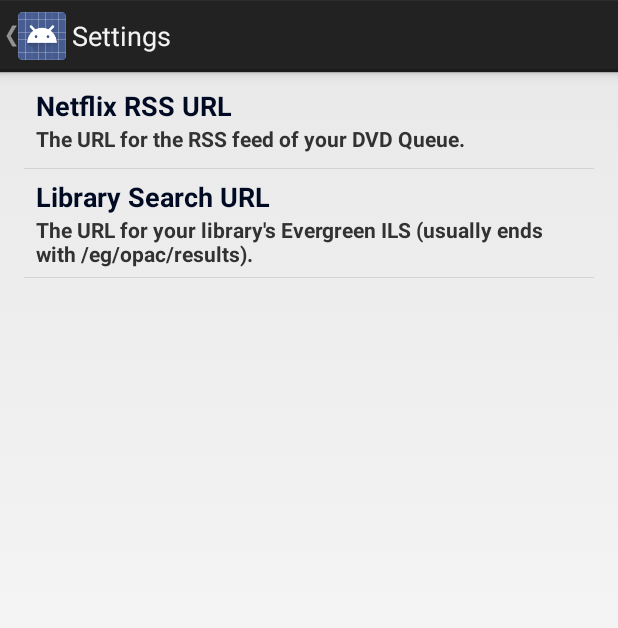
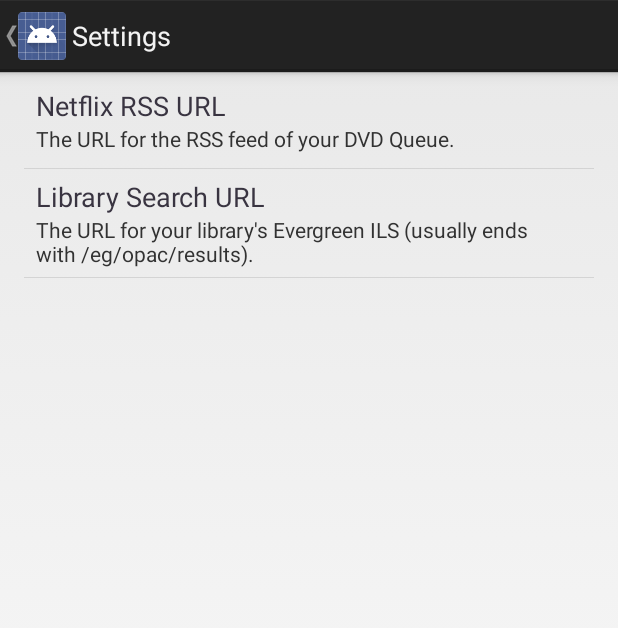
Before and after one commit to asommer70/evergreen-flixq, an Android app: the screen it shows after launch (SettingsActivity), in the options menu, after a tap on "Settings", on a phone screen of 412 x 824 dp. Shown: the top 628 px of the screen. Run offline under Robolectric (Android 15) with nearby library versions, the phone set to English and light mode, and no system bars; pictures from the network do not load; 7 statements that could not run were skipped.

Commit message:
Working on styling things to look good.

```diff
--- a/app/src/main/java/com/thehoick/evergreenflixq/Netflix.java
+++ b/app/src/main/java/com/thehoick/evergreenflixq/Netflix.java
@@ -98,7 +98,7 @@
 
             List<Element> channelChildren = channel.getChildren("item");
 
-            for (int i = 0; i < 6; i++) {
+            for (int i = 0; i < 3; i++) {
                 Element channelChild = channelChildren.get(i);
                 Element titleElement = channelChild.getChild("title");
                 Element description = channelChild.getChild("description");
@@ -113,7 +113,7 @@
                 // Setup the DVD object.
                 Dvd dvd = new Dvd();
                 dvd.setTitle(titleElement.getValue().substring(5));
-                dvd.setDescription(descHtml.text());
+                dvd.setDescription(descHtml.text() + "\n");
 
                 dvd.setLink(link.attr("href"));
                 dvd.setImgUrl(img.attr("src").replace("small", "large"));
--- /dev/null
+++ b/app/src/main/res/drawable/border.xml
@@ -0,0 +1,6 @@
+<?xml version="1.0" encoding="UTF-8"?>
+<shape xmlns:android="http://schemas.android.com/apk/res/android">
+    <solid android:color="@color/white" />
+    <stroke android:width="2dp" android:color="@color/black" />
+    <padding  android:right="2dp" android:bottom="2dp" />
+</shape>
--- /dev/null
+++ b/app/src/main/res/drawable/image_shadow.xml
@@ -0,0 +1,32 @@
+<?xml version="1.0" encoding="utf-8"?>
+<layer-list xmlns:android="http://schemas.android.com/apk/res/android">
+
+    <item >
+        <shape
+            android:shape="rectangle">
+            <solid android:color="@color/white" />
+        </shape>
+    </item>
+
+    <item
+        android:top="4dp"
+        android:bottom="0dp"
+        android:left="4dp"
+        android:right="4dp">
+        <shape
+            android:shape="rectangle">
+            <solid android:color="@color/dark_gray"/>
+        </shape>
+    </item>
+
+    <item
+        android:top="4dp"
+        android:bottom="2dp"
+        android:left="4dp"
+        android:right="4dp">
+        <shape
+            android:shape="rectangle">
+            <solid android:color="@android:color/white"/>
+        </shape>
+    </item>
+</layer-list>
--- a/app/src/main/res/values/dimens.xml
+++ b/app/src/main/res/values/dimens.xml
@@ -1,5 +1,5 @@
 <resources>
     <!-- Default screen margins, per the Android Design guidelines. -->
-    <dimen name="activity_horizontal_margin">16dp</dimen>
-    <dimen name="activity_vertical_margin">16dp</dimen>
+    <dimen name="activity_horizontal_margin">8dp</dimen>
+    <dimen name="activity_vertical_margin">8dp</dimen>
 </resources>
--- a/app/src/main/res/values/styles.xml
+++ b/app/src/main/res/values/styles.xml
@@ -3,12 +3,11 @@
     <!-- Base application theme. -->
     <style name="AppTheme" parent="android:Theme.Holo.Light.DarkActionBar">
         <!-- Customize your theme here. -->
-        <item name="android:textViewStyle">@style/MyTextViewStyle</item>
+        <item name="android:textViewStyle">@style/TextViewStyle</item>
     </style>
 
-    <style name="MyTextViewStyle" parent="android:Widget.TextView">
-        <item name="android:textColor">#ff000b23</item>
-        <item name="android:textStyle">bold</item>
+    <style name="TextViewStyle" parent="android:Widget.TextView">
+        <item name="android:textColor">@color/black</item>
     </style>
 
 </resources>
```
Also changed, not shown: app/src/main/java/com/thehoick/evergreenflixq/DvdAdapter.java (+6 -3 lines), app/src/main/res/drawable/borders.xml (added, +28 -0 lines), app/src/main/res/drawable/shadow.xml (added, +15 -0 lines), app/src/main/res/layout/activity_main.xml (+12 -3 lines), app/src/main/res/layout/dvd_item.xml (+79 -46 lines), app/src/main/res/values/colors.xml (added, +13 -0 lines).
